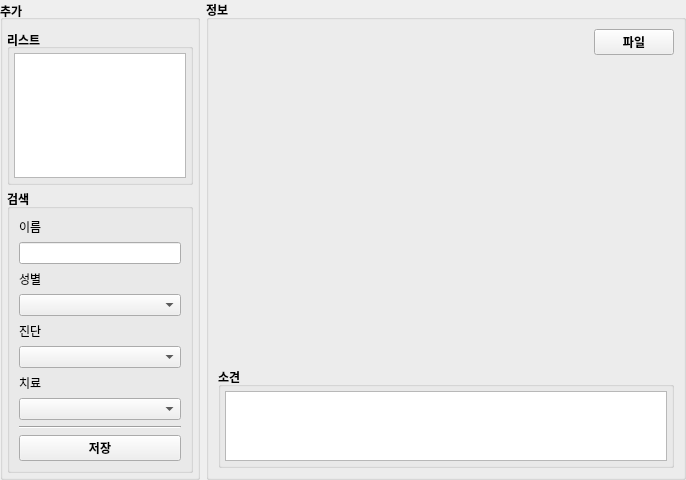
Before: the Qt Designer form Dentix/patientaddform.ui in sueun-jo/2ndmini_dentix, drawn with Qt 5.
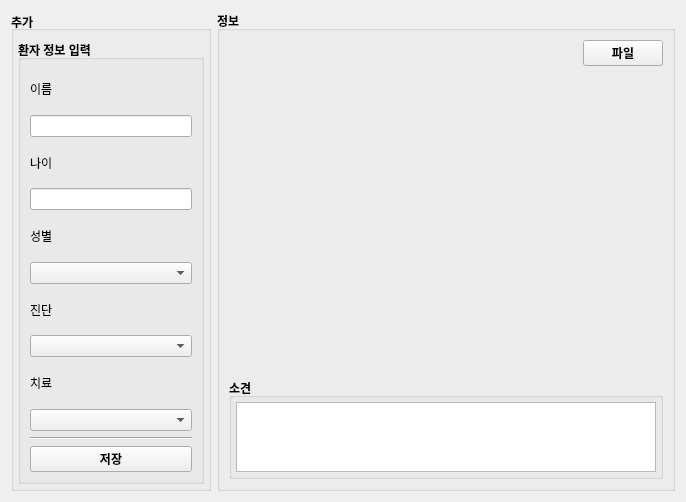
After: the same form once the commit is applied.

```diff
--- a/Dentix/patientaddform.ui
+++ b/Dentix/patientaddform.ui
@@ -7,26 +7,12 @@
     <x>0</x>
     <y>0</y>
     <width>686</width>
-    <height>473</height>
+    <height>501</height>
    </rect>
   </property>
   <property name="windowTitle">
    <string>Form</string>
   </property>
-  <layout class="QHBoxLayout" name="horizontalLayout_2">
-   <property name="leftMargin">
-    <number>0</number>
-   </property>
-   <property name="topMargin">
-    <number>0</number>
-   </property>
-   <property name="rightMargin">
-    <number>0</number>
-   </property>
-   <property name="bottomMargin">
-    <number>0</number>
-   </property>
-   <item>
     <layout class="QHBoxLayout" name="horizontalLayout">
      <item>
       <widget class="QGroupBox" name="groupBox">
@@ -60,47 +46,6 @@
         <property name="bottomMargin">
          <number>4</number>
         </property>
-        <item>
-         <widget class="QGroupBox" name="groupBox_3">
-          <property name="font">
-           <font>
-            <bold>true</bold>
-           </font>
-          </property>
-          <property name="title">
-           <string>리스트</string>
-          </property>
-          <property name="alignment">
-           <set>Qt::AlignmentFlag::AlignLeading|Qt::AlignmentFlag::AlignLeft|Qt::AlignmentFlag::AlignVCenter</set>
-          </property>
-          <property name="flat">
-           <bool>true</bool>
-          </property>
-          <property name="checkable">
-           <bool>false</bool>
-          </property>
-          <layout class="QVBoxLayout" name="verticalLayout_2">
-           <property name="spacing">
-            <number>5</number>
-           </property>
-           <property name="leftMargin">
-            <number>4</number>
-           </property>
-           <property name="topMargin">
-            <number>4</number>
-           </property>
-           <property name="rightMargin">
-            <number>4</number>
-           </property>
-           <property name="bottomMargin">
-            <number>4</number>
-           </property>
-           <item>
-            <widget class="QListWidget" name="lwListAdd"/>
-           </item>
-          </layout>
-         </widget>
-        </item>
         <item>
          <widget class="QGroupBox" name="groupBox_4">
           <property name="font">
@@ -109,7 +54,7 @@
            </font>
           </property>
           <property name="title">
-           <string>검색</string>
+         <string>환자 정보 입력</string>
           </property>
           <property name="flat">
            <bool>true</bool>
@@ -130,6 +75,21 @@
            <item>
             <widget class="QLineEdit" name="leNameAdd"/>
            </item>
+         <item>
+          <widget class="QLabel" name="label_2">
+           <property name="font">
+            <font>
+             <bold>false</bold>
+            </font>
+           </property>
+           <property name="text">
+            <string>나이</string>
+           </property>
+          </widget>
+         </item>
+         <item>
+          <widget class="QLineEdit" name="leAgeAdd"/>
+         </item>
            <item>
             <widget class="QLabel" name="label_3">
              <property name="font">
@@ -281,8 +241,6 @@
         </item>
        </layout>
       </widget>
-     </item>
-    </layout>
    </item>
   </layout>
  </widget>
```
Left out of the diff: 6 changed lines with no effect on the pictures. Lines whose indentation alone changed are shown as unchanged.
